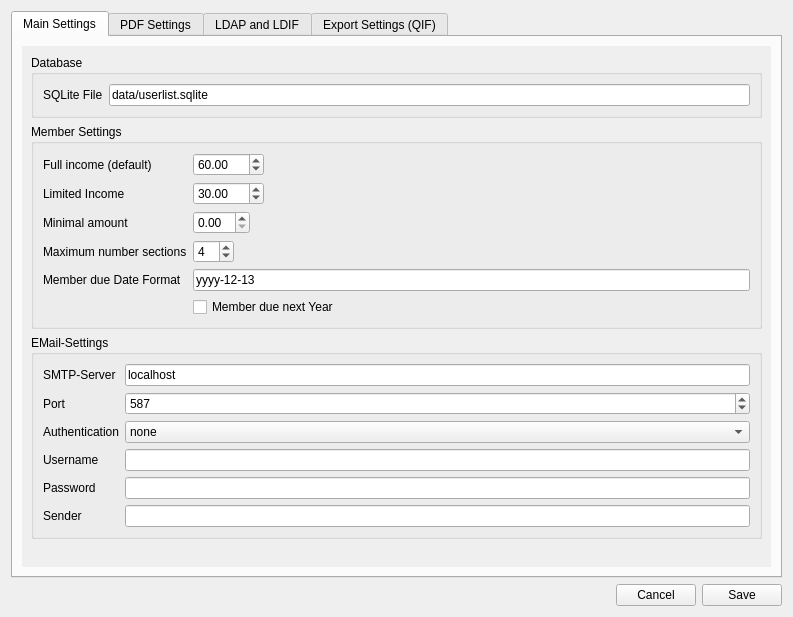
Above: forms/settings.ui from LukyLuke/PiTres before the change. Below: the same form after it.
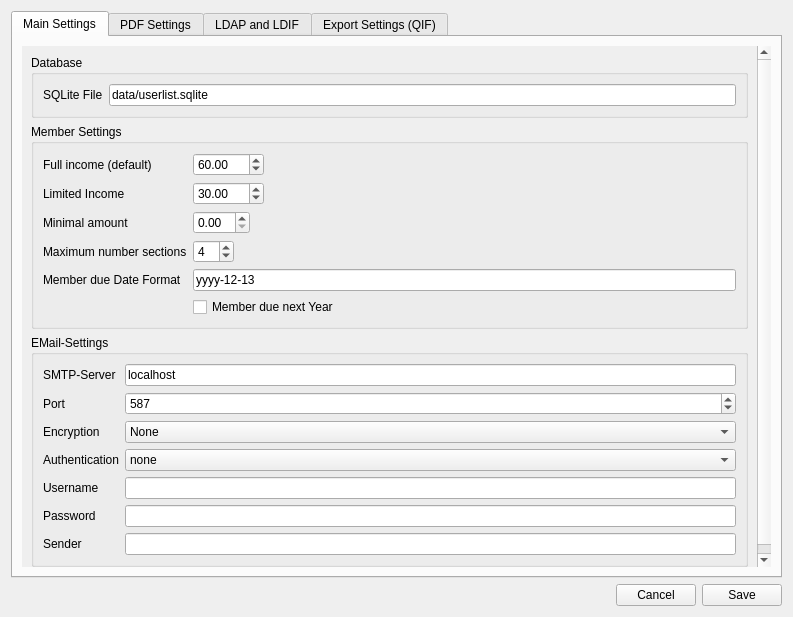
That is the form after the change.

Commit message: TLS/SSL Settings added

```diff
--- a/forms/settings.ui
+++ b/forms/settings.ui
@@ -190,21 +190,21 @@
                 </property>
                </widget>
               </item>
-              <item row="2" column="0">
+              <item row="3" column="0">
                <widget class="QLabel" name="label_43">
                 <property name="text">
                  <string>Authentication</string>
                 </property>
                </widget>
               </item>
-              <item row="3" column="0">
+              <item row="4" column="0">
                <widget class="QLabel" name="label_44">
                 <property name="text">
                  <string>Username</string>
                 </property>
                </widget>
               </item>
-              <item row="4" column="0">
+              <item row="5" column="0">
                <widget class="QLabel" name="label_45">
                 <property name="text">
                  <string>Password</string>
@@ -225,10 +225,10 @@
                 </property>
                </widget>
               </item>
-              <item row="3" column="1">
-               <widget class="QLineEdit" name="smtpUsername"/>
-              </item>
               <item row="4" column="1">
+               <widget class="QLineEdit" name="smtpUsername"/>
+              </item>
+              <item row="5" column="1">
                <widget class="QLineEdit" name="smtpPassword">
                 <property name="echoMode">
                  <enum>QLineEdit::PasswordEchoOnEdit</enum>
@@ -248,7 +248,7 @@
                 </property>
                </widget>
               </item>
-              <item row="2" column="1">
+              <item row="3" column="1">
                <widget class="QComboBox" name="smtpAuthentication">
                 <item>
                  <property name="text">
@@ -267,16 +267,42 @@
                 </item>
                </widget>
               </item>
-              <item row="5" column="0">
+              <item row="6" column="0">
                <widget class="QLabel" name="label_54">
                 <property name="text">
                  <string>Sender</string>
                 </property>
                </widget>
               </item>
-              <item row="5" column="1">
+              <item row="6" column="1">
                <widget class="QLineEdit" name="smtpFrom"/>
               </item>
+              <item row="2" column="0">
+               <widget class="QLabel" name="label_5">
+                <property name="text">
+                 <string>Encryption</string>
+                </property>
+               </widget>
+              </item>
+              <item row="2" column="1">
+               <widget class="QComboBox" name="smtpEncryption">
+                <item>
+                 <property name="text">
+                  <string>None</string>
+                 </property>
+                </item>
+                <item>
+                 <property name="text">
+                  <string>TLS</string>
+                 </property>
+                </item>
+                <item>
+                 <property name="text">
+                  <string>SSL</string>
+                 </property>
+                </item>
+               </widget>
+              </item>
              </layout>
             </widget>
            </item>
```
